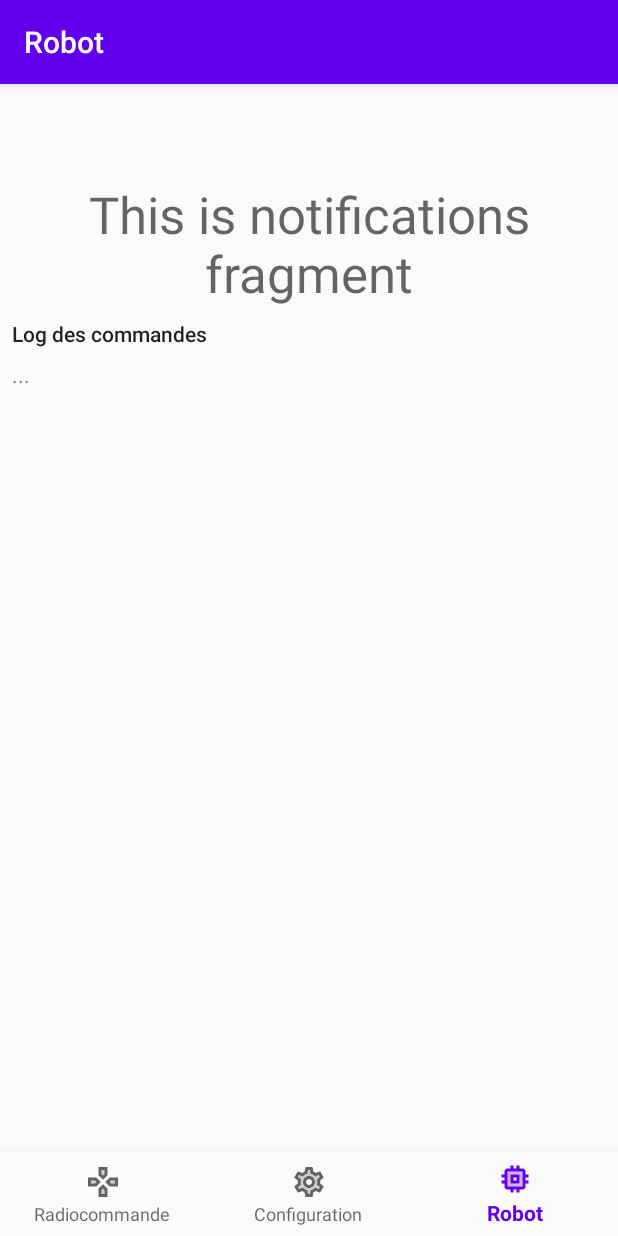
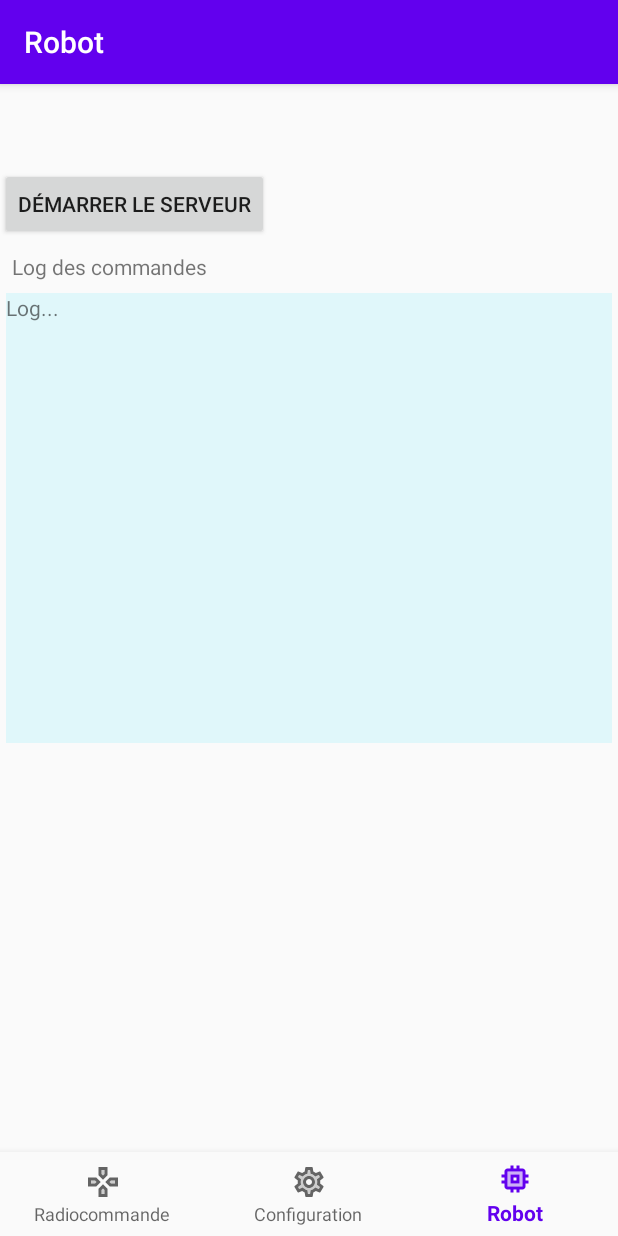
Before and after one commit to aduanra/robot-com, an Android app: the RobotFragment screen opened through its navigation route, on a phone screen of 412 x 824 dp. Run offline under Robolectric (Android 15) with nearby library versions, the phone set to English and light mode, and no system bars; our stand-ins replace navigation-ui; libraries missing offline, so code that uses them is left out: org.slf4j.

Commit message:
Ajout des fonctionnalités serveur (non testées avec un client)

```diff
--- a/app/build.gradle
+++ b/app/build.gradle
@@ -4,13 +4,13 @@ apply plugin: 'kotlin-android-extensions'
 apply plugin: 'androidx.navigation.safeargs'
 
 android {
-    compileSdkVersion 29
+    compileSdkVersion 19
     buildToolsVersion "29.0.3"
 
     defaultConfig {
         applicationId "fr.atech.robotcom"
-        minSdkVersion 23
-        targetSdkVersion 29
+        minSdkVersion 19
+        targetSdkVersion 19
         versionCode 1
         versionName "1.0"
 
--- a/app/src/main/java/fr/atech/robotcom/reseau/RadioCommandeClientHandler.java
+++ b/app/src/main/java/fr/atech/robotcom/reseau/RadioCommandeClientHandler.java
@@ -30,10 +30,10 @@ public class RadioCommandeClientHandler extends IoHandlerAdapter {
         LOGGER.debug("Reception du message: " + message);
         radioCommandeViewModel.log("Reception du message: " + message);
 
-        final String serverResponse = message.toString();
+        final String serverResponse = message.toString().trim();
         radioCommandeViewModel.setLastServerResponse(serverResponse);
 
-        if (serverResponse.trim().equalsIgnoreCase("quit")) {
+        if (serverResponse.equalsIgnoreCase("quit")) {
             session.closeOnFlush();
             return;
         }
--- /dev/null
+++ b/app/src/main/java/fr/atech/robotcom/ui/Loggable.java
@@ -0,0 +1,7 @@
+package fr.atech.robotcom.ui;
+
+public interface Loggable {
+
+    void log(final String logToDisplay);
+
+}
--- a/app/src/main/java/fr/atech/robotcom/ui/radiocommande/RadioCommandeViewModel.java
+++ b/app/src/main/java/fr/atech/robotcom/ui/radiocommande/RadioCommandeViewModel.java
@@ -12,21 +12,21 @@ import org.slf4j.Logger;
 import org.slf4j.LoggerFactory;
 
 import fr.atech.robotcom.reseau.MinaTcpClient;
+import fr.atech.robotcom.reseau.MinaTcpServer;
 import fr.atech.robotcom.reseau.NetworkUtils;
 import fr.atech.robotcom.reseau.RadioCommandeClientHandler;
+import fr.atech.robotcom.ui.Loggable;
 
 
-public class RadioCommandeViewModel extends ViewModel {
+public class RadioCommandeViewModel extends ViewModel implements Loggable {
 
     private static final Logger LOGGER = LoggerFactory.getLogger(RadioCommandeViewModel.class);
 
     private MinaTcpClient client;
     private RadioCommandeClientHandler tcpClientHandler;
-    //private String hostname = NetworkUtils.getIPAddress(true);
-    private Integer port = null;
+    private Integer port = MinaTcpServer.PORT;
 
     private MutableLiveData<String> logContent = new MutableLiveData<>();
-
     private MutableLiveData<String> lastServerResponse = new MutableLiveData<>();
 
     public RadioCommandeViewModel() {
@@ -37,7 +37,7 @@ public class RadioCommandeViewModel extends ViewModel {
 
         if(client!=null) return; // Déjà connecté
 
-        // Associe le view model au TCP connexionTask handler pour qu'il puisse l'appeler quand des événement réseau surviennent
+        // Associe le view model au TCP client handler pour qu'il puisse l'appeler quand des événement réseau surviennent
         tcpClientHandler = new RadioCommandeClientHandler(this);
 
         // Démarre la connexion TCP
@@ -46,6 +46,7 @@ public class RadioCommandeViewModel extends ViewModel {
     }
 
     // Ajoute une ligne au log de la radio commande
+    @Override
     public void log(final String logToDisplay) {
         LOGGER.info("Log rc: " + logToDisplay);
         logContent.postValue(logContent.getValue() + "\n" + logToDisplay);
@@ -61,7 +62,7 @@ public class RadioCommandeViewModel extends ViewModel {
     }
 
     public void setLastServerResponse(final String serverResponse) {
-        this.lastServerResponse = lastServerResponse;
+        this.lastServerResponse.postValue(serverResponse);
     }
 
     public MutableLiveData<String> getLastServerResponse() {
--- a/app/src/main/java/fr/atech/robotcom/ui/robot/RobotFragment.java
+++ b/app/src/main/java/fr/atech/robotcom/ui/robot/RobotFragment.java
@@ -4,32 +4,80 @@ import android.os.Bundle;
 import android.view.LayoutInflater;
 import android.view.View;
 import android.view.ViewGroup;
+import android.widget.Button;
+import android.widget.ScrollView;
 import android.widget.TextView;
 
 import androidx.annotation.NonNull;
-import androidx.annotation.Nullable;
 import androidx.fragment.app.Fragment;
-import androidx.lifecycle.Observer;
 import androidx.lifecycle.ViewModelProviders;
 
 import fr.atech.robotcom.R;
+
+import static fr.atech.robotcom.reseau.NetworkUtils.hasNetworkConnectivity;
 
 public class RobotFragment extends Fragment {
 
     private RobotViewModel robotViewModel;
 
+    private Button startServerButton;
+    private View.OnClickListener startServerOnClickListener = v -> startServerButtonClicked();
+
+    // Logs
+    private ScrollView logScroller;
+    private TextView logText;
+
+    private View view;
+
     public View onCreateView(@NonNull LayoutInflater inflater,
-                             ViewGroup container, Bundle savedInstanceState) {
-        robotViewModel =
-                ViewModelProviders.of(this).get(RobotViewModel.class);
-        View root = inflater.inflate(R.layout.fragment_infos_robot, container, false);
-        final TextView textView = root.findViewById(R.id.text_infos_robot_title);
-        robotViewModel.getText().observe(getViewLifecycleOwner(), new Observer<String>() {
-            @Override
-            public void onChanged(@Nullable String s) {
-                textView.setText(s);
+                             ViewGroup container,
+                             Bundle savedInstanceState) {
+
+        robotViewModel = ViewModelProviders.of(this).get(RobotViewModel.class);
+        view = inflater.inflate(R.layout.fragment_robot, container, false);
+
+        // Connexion
+        startServerButton =  view.findViewById(R.id.button_robot_connect);
+        startServerButton.setOnClickListener(startServerOnClickListener);
+
+        // Log
+        initLogDisplay();
+
+        return view;
+    }
+
+    private void startServerButtonClicked() {
+
+        if (!hasNetworkConnectivity(robotViewModel, getActivity().getApplicationContext())) {
+            robotViewModel.log("Pas de connexion réseau");
+            return;
+        }
+
+        robotViewModel.startServer();
+    }
+
+
+    private void initLogDisplay() {
+        // Récupère la zone de log
+        logText = view.findViewById(R.id.text_robot_log);
+        logScroller = view.findViewById(R.id.scroller_robot_log);
+
+        // Met à jour la zone de log avec le log du ViewModel quand il change
+        robotViewModel.getLogContent().observe(getViewLifecycleOwner(), s -> updateLog(s));
+    }
+
+    // Met à jour le log et scrolle
+    private void updateLog(String s) {
+        logText.setText(s);
+        scrollLogToBottom();
+    }
+
+    private void scrollLogToBottom() {
+        logScroller.post(new Runnable() {
+            public void run() {
+                logScroller.smoothScrollTo(0, logText.getBottom());
             }
         });
-        return root;
     }
+
 }
--- a/app/src/main/java/fr/atech/robotcom/ui/robot/RobotViewModel.java
+++ b/app/src/main/java/fr/atech/robotcom/ui/robot/RobotViewModel.java
@@ -4,16 +4,64 @@ import androidx.lifecycle.LiveData;
 import androidx.lifecycle.MutableLiveData;
 import androidx.lifecycle.ViewModel;
 
-public class RobotViewModel extends ViewModel {
+import org.slf4j.Logger;
+import org.slf4j.LoggerFactory;
 
-    private MutableLiveData<String> mText;
+import java.io.IOException;
+
+import fr.atech.robotcom.reseau.MinaTcpClient;
+import fr.atech.robotcom.reseau.MinaTcpServer;
+import fr.atech.robotcom.reseau.NetworkUtils;
+import fr.atech.robotcom.reseau.RadioCommandeClientHandler;
+import fr.atech.robotcom.reseau.RobotServerHandler;
+import fr.atech.robotcom.ui.Loggable;
+import fr.atech.robotcom.ui.radiocommande.RadioCommandeViewModel;
+
+public class RobotViewModel extends ViewModel implements Loggable {
+
+    private static final Logger LOGGER = LoggerFactory.getLogger(RobotViewModel.class);
+
+    private MinaTcpServer server;
+    private RobotServerHandler tcpServerHandler;
+
+    private Integer port = MinaTcpServer.PORT;
+
+    private MutableLiveData<String> logContent = new MutableLiveData<>();
+    private MutableLiveData<String> lastClientCommand = new MutableLiveData<>();
 
     public RobotViewModel() {
-        mText = new MutableLiveData<>();
-        mText.setValue("This is notifications fragment");
+
     }
 
-    public LiveData<String> getText() {
-        return mText;
+
+    public void startServer() {
+
+        // Associe le view model au TCP server handler pour qu'il puisse l'appeler quand des événement réseau surviennent
+        tcpServerHandler = new RobotServerHandler(this);
+
+        // Démarre la connexion TCP
+        try {
+            server = new MinaTcpServer(null, tcpServerHandler);
+
+        } catch (IOException e) {
+            e.printStackTrace();
+        }
+
+        log("Serveur démarré sur " + NetworkUtils.getIPAddress(true) + ":" + port);
     }
+
+    // Ajoute une ligne au log
+    @Override
+    public void log(final String logToDisplay) {
+        LOGGER.info("Log robot: " + logToDisplay);
+        logContent.postValue(logContent.getValue() + "\n" + logToDisplay);
+    }
+
+    public LiveData<String> getLogContent() {
+        return logContent;
+    }
+
+    public MutableLiveData<String> getLastClientCommand() { return lastClientCommand; }
+
+    public void setLastClientCommand(String lastClientCommand) {  this.lastClientCommand.postValue(lastClientCommand); }
 }
--- a/app/src/main/res/layout/fragment_infos_robot.xml
+++ /dev/null
@@ -1,49 +0,0 @@
-<?xml version="1.0" encoding="utf-8"?>
-<RelativeLayout
-        xmlns:android="http://schemas.android.com/apk/res/android"
-        xmlns:tools="http://schemas.android.com/tools"
-        android:layout_width="match_parent"
-        android:layout_height="match_parent"
-        tools:context=".ui.robot.RobotFragment">
-
-    <TextView
-            android:id="@+id/text_infos_robot_title"
-            android:text="@string/title_infos_robot"
-
-            android:textAppearance="@style/TextAppearance.AppCompat.Display1"
-            android:textAlignment="center"
-
-            android:layout_marginStart="8dp"
-            android:layout_marginTop="8dp"
-            android:layout_marginEnd="8dp"
-
-            android:layout_width="match_parent"
-            android:layout_height="wrap_content"
-
-    />
-
-    <TextView
-            android:id="@+id/text_infos_robot_log_title"
-            android:text="@string/label_log"
-
-            android:layout_marginStart="8dp"
-            android:layout_marginTop="8dp"
-
-            android:layout_width="wrap_content"
-            android:layout_height="wrap_content"
-            android:layout_below="@id/text_infos_robot_title"
-            android:textAppearance="@style/TextAppearance.AppCompat.Body2"/>
-
-    <TextView
-            android:id="@+id/text_infos_robot_log_content"
-            android:text="..."
-
-            android:layout_marginStart="8dp"
-            android:layout_marginTop="8dp"
-
-            android:layout_width="wrap_content"
-            android:layout_height="wrap_content"
-            android:layout_below="@id/text_infos_robot_log_title"
-            android:textAppearance="@style/TextAppearance.AppCompat.Small"/>
-
-</RelativeLayout>
--- /dev/null
+++ b/app/src/main/res/layout/fragment_robot.xml
@@ -0,0 +1,65 @@
+<?xml version="1.0" encoding="utf-8"?>
+<RelativeLayout
+        xmlns:android="http://schemas.android.com/apk/res/android"
+        xmlns:tools="http://schemas.android.com/tools"
+        android:layout_width="match_parent"
+        android:layout_height="match_parent"
+        tools:context=".ui.robot.RobotFragment">
+
+    <Button
+        android:id="@+id/button_robot_connect"
+        android:text="@string/button_start_server"
+        android:layout_width="wrap_content"
+        android:layout_height="wrap_content"
+
+        />
+
+    <TextView
+        android:id="@+id/text_robot_log_title"
+        android:text= "@string/label_log"
+
+        android:layout_marginStart="8dp"
+        android:layout_marginTop="8dp"
+
+        android:layout_width="wrap_content"
+        android:layout_height="wrap_content"
+        android:layout_below="@id/button_robot_connect"
+       />
+
+    <ScrollView
+        android:id="@+id/scroller_robot_log"
+        android:layout_width="fill_parent"
+        android:layout_height="300dp"
+
+        android:layout_below="@id/text_robot_log_title"
+
+        android:layout_marginStart="4dp"
+        android:layout_marginTop="8dp"
+        android:layout_marginEnd="4dp"
+
+        android:background="#E0F7FA"
+
+        android:clipToPadding="false"
+        android:fadeScrollbars="false"
+        android:fillViewport="true"
+
+        android:scrollbarAlwaysDrawVerticalTrack="true"
+        android:scrollbarStyle="insideOverlay"
+        android:scrollbars="vertical"
+
+        >
+
+        <TextView
+            android:id="@+id/text_robot_log"
+            android:layout_width="fill_parent"
+            android:layout_height="fill_parent"
+            android:layout_weight="1.0"
+
+            android:text="Log..."
+
+            android:layout_below="@id/text_robot_log_title"
+
+            />
+    </ScrollView>
+
+</RelativeLayout>
--- a/app/src/main/res/navigation/mobile_navigation.xml
+++ b/app/src/main/res/navigation/mobile_navigation.xml
@@ -21,5 +21,5 @@
             android:id="@+id/navigation_infos_robot"
             android:name="fr.atech.robotcom.ui.robot.RobotFragment"
             android:label="@string/title_infos_robot"
-            tools:layout="@layout/fragment_infos_robot"/>
+            tools:layout="@layout/fragment_robot"/>
 </navigation>
--- a/app/src/main/res/values/strings.xml
+++ b/app/src/main/res/values/strings.xml
@@ -15,10 +15,11 @@
     <string name="title_configuration">Configuration</string>
     <string name="switch_cote_robot">Côté robot</string>
     <string name="label_ip_robot">IP du robot</string>
-    <string name="bouton_enregistrer">Enregistrer</string>
+    <string name="button_save">Enregistrer</string>
 
     <!-- Ecran Robot -->
     <string name="title_infos_robot">Robot</string>
+    <string name="button_start_server">Démarrer le serveur</string>
     <string name="label_log">Log des commandes</string>
 
 
```
Also changed, not shown: app/src/main/java/fr/atech/robotcom/reseau/NetworkUtils.java (+25 -0 lines), app/src/main/java/fr/atech/robotcom/reseau/RobotServerHandler.java (+12 -3 lines), app/src/main/java/fr/atech/robotcom/ui/radiocommande/RadioCommandeFragment.java (+3 -15 lines), app/src/main/res/layout/fragment_configuration.xml (+4 -5 lines).
